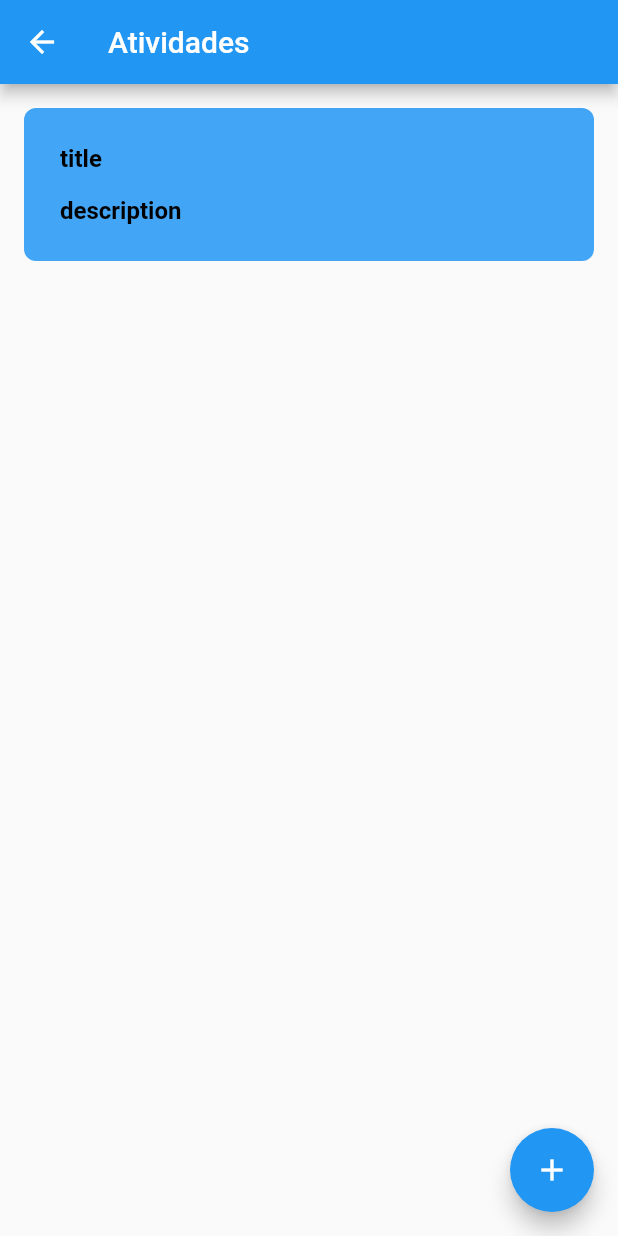
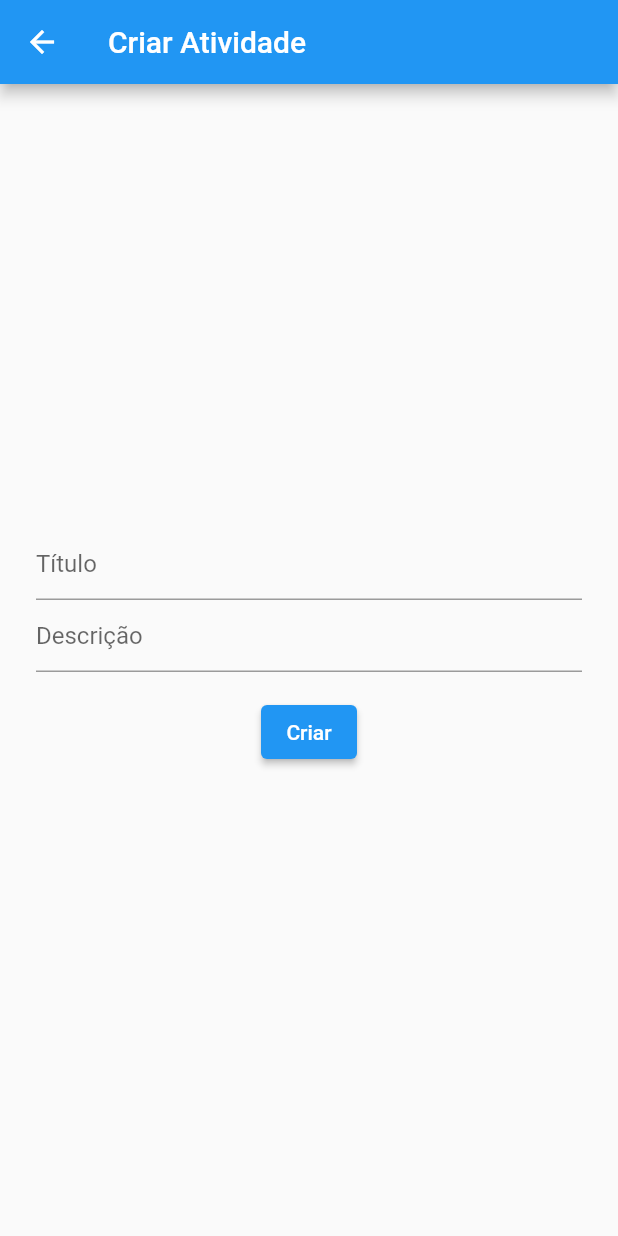
Before and after one commit to bacuarabrasil/krenak-app, a Flutter app: the ActivityView screen opened by its route, after a tap on the "add" icon, on a phone screen of 412 x 824 dp. Run offline on Flutter 3.47's test engine with Material 2 defaults, Android fonts, the phone set to English and light mode, and no system bars; our stand-ins replace dio, flutter_secure_storage; accounts and stored records are empty.

Commit message:
Activity & Task Create.
Co-authored-by: Guilherme Siqueira <guilhersiqueira@gmail.com>
Co-authored-by: Icaro Oliveira <icarooliv2@gmail.com>
Co-authored-by: AlanDouglas Mendes <alandgmendes@gmail.com>
Signed-off-by: Djorkaeff Alexandre <djorkaeff.unb@gmail.com>

```diff
--- a/lib/Scenes/Activity/ActivityView.dart
+++ b/lib/Scenes/Activity/ActivityView.dart
@@ -54,7 +54,7 @@ class ActivityViewState extends State<ActivityView> {
           children: activities
               .map((activity) => InkWell(
                 onTap: () {
-                  Navigator.pushNamed(context, '/activityDetail');
+                  Navigator.pushNamed(context, '/activity/detail');
                 },
                 child: Container(
                       decoration: new BoxDecoration(
@@ -89,7 +89,7 @@ class ActivityViewState extends State<ActivityView> {
         ),
         floatingActionButton: FloatingActionButton(
         onPressed: () {
-          // Add your onPressed code here!
+          Navigator.pushNamed(context, '/activity/create');
         },
         child: const Icon(Icons.add),
         backgroundColor: Colors.blue,
--- /dev/null
+++ b/lib/Scenes/ActivityCreate/ActivityCreateView.dart
@@ -0,0 +1,55 @@
+import 'package:flutter/material.dart';
+import 'package:krenak/Scenes/ActivityDetail/Activity.dart';
+
+class ActivityCreateView extends StatefulWidget {
+  @override
+  ActivityCreateViewState createState() {
+    return ActivityCreateViewState();
+  }
+}
+
+class ActivityCreateViewState extends State<ActivityCreateView> {
+  final _formKey = GlobalKey<FormState>();
+
+  Activity activity = Activity();
+
+  @override
+  Widget build(BuildContext context) {
+    return Scaffold(
+        appBar: AppBar(title: Text('Criar Atividade')),
+        body: Container(
+            margin: const EdgeInsets.all(24.0),
+            child: Form(
+              key: _formKey,
+              child: Column(
+                crossAxisAlignment: CrossAxisAlignment.center,
+                mainAxisAlignment: MainAxisAlignment.center,
+                children: <Widget>[
+                  TextFormField(
+                    decoration: InputDecoration(hintText: 'Título'),
+                    onSaved: (String value) {
+                      activity.title = value;
+                    },
+                    keyboardType: TextInputType.emailAddress,
+                  ),
+                  TextFormField(
+                    decoration: InputDecoration(hintText: 'Descrição'),
+                    onSaved: (String value) {
+                      activity.description = value;
+                    },
+                    obscureText: true,
+                  ),
+                  Padding(
+                    padding: const EdgeInsets.symmetric(vertical: 16.0),
+                    child: ElevatedButton(
+                      onPressed: () async {
+                        Navigator.pop(context);
+                      },
+                      child: Text('Criar'),
+                    ),
+                  ),
+                ],
+              ),
+            )));
+  }
+}
--- a/lib/Scenes/ActivityDetail/ActivityDetailView.dart
+++ b/lib/Scenes/ActivityDetail/ActivityDetailView.dart
@@ -69,7 +69,7 @@ class ActivityDetailViewState extends State<ActivityDetailView> {
               ))),
       floatingActionButton: FloatingActionButton(
         onPressed: () {
-          // Add your onPressed code here!
+          Navigator.pushNamed(context, '/task/create');
         },
         child: const Icon(Icons.add),
         backgroundColor: Colors.blue,
```
Also changed, not shown: lib/App.dart (+6 -2 lines), lib/Scenes/TaskCreate/TaskCreateView.dart (added, +48 -0 lines).
